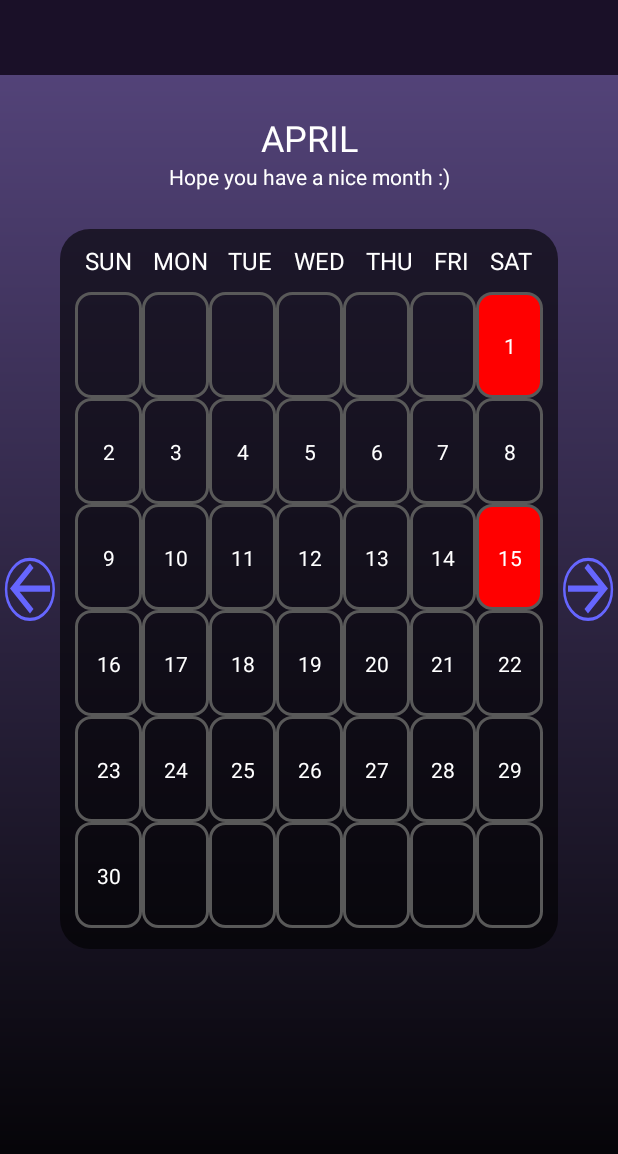
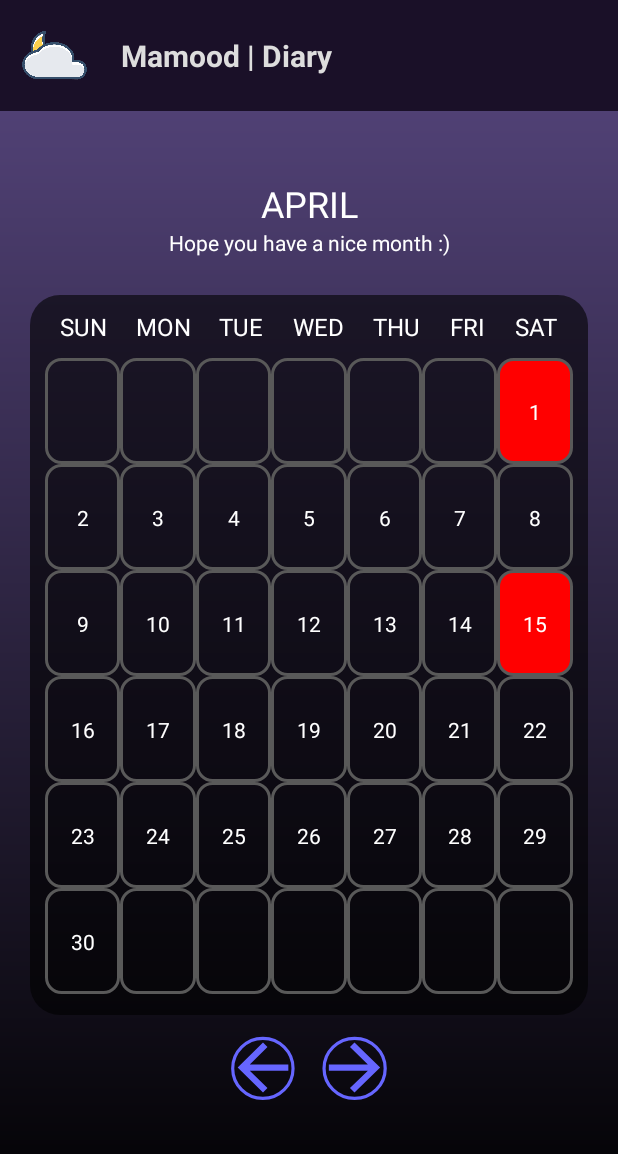
Before and after one commit to Dewvie-Github/Mamood-Diary, an Android app: the MainActivity screen opened directly, with no data from a screen before it, on a phone screen of 412 x 824 dp. Shown: the top 1154 px of the screen. Run offline under Robolectric (Android 15) with nearby library versions, the phone set to English and light mode, and no system bars.

Commit message:
Edit button in activity_main.xml

```diff
--- a/app/src/main/res/layout/activity_main.xml
+++ b/app/src/main/res/layout/activity_main.xml
@@ -10,9 +10,32 @@
 
     <androidx.constraintlayout.widget.ConstraintLayout
         android:layout_width="match_parent"
-        android:layout_height="50sp"
+        android:layout_height="74dp"
         android:background="#1a1028">
 
+        <ImageView
+            android:id="@+id/imageView"
+            android:layout_width="90dp"
+            android:layout_height="49dp"
+            android:layout_marginTop="12dp"
+            app:layout_constraintEnd_toStartOf="@+id/textView"
+            app:layout_constraintStart_toStartOf="parent"
+            app:layout_constraintTop_toTopOf="parent"
+            app:srcCompat="@drawable/logo" />
+
+        <TextView
+            android:id="@+id/textView"
+            android:layout_width="wrap_content"
+            android:layout_height="wrap_content"
+            android:layout_marginEnd="199dp"
+            android:text="Mamood | Diary"
+            android:textColor="#DDDDDD"
+            android:textSize="20sp"
+            android:textStyle="bold"
+            app:layout_constraintBottom_toBottomOf="parent"
+            app:layout_constraintEnd_toEndOf="parent"
+            app:layout_constraintStart_toEndOf="@+id/imageView"
+            app:layout_constraintTop_toTopOf="parent" />
     </androidx.constraintlayout.widget.ConstraintLayout>
 
 
@@ -27,6 +50,7 @@
             android:id="@+id/monthTextView"
             android:layout_width="match_parent"
             android:layout_height="wrap_content"
+            android:layout_marginTop="20dp"
             android:text="MONTH"
             android:textAlignment="center"
             android:textColor="#FFFFFF"
@@ -46,18 +70,11 @@
         android:orientation="horizontal"
         >
 
-        <ImageView
-            android:id="@+id/previousMonthButton"
-            android:layout_width="50dp"
-            android:layout_height="50dp"
-            android:layout_gravity="center_vertical"
-            android:layout_weight="1"
-            android:scaleType="fitXY"
-            app:srcCompat="@drawable/left_arrow_circle" />
-
         <LinearLayout
             android:layout_width="match_parent"
             android:layout_height="match_parent"
+            android:layout_marginLeft="20dp"
+            android:layout_marginRight="20dp"
             android:layout_weight="8"
             android:background="@drawable/calendar_view"
             android:orientation="vertical"
@@ -145,15 +162,34 @@
 
         </LinearLayout>
 
+    </LinearLayout>
+
+    <LinearLayout
+        android:layout_width="match_parent"
+        android:layout_height="50dp"
+        android:layout_marginStart="150dp"
+        android:layout_marginTop="10dp"
+        android:layout_marginEnd="150dp"
+        android:orientation="horizontal">
+
+        <ImageView
+            android:id="@+id/previousMonthButton"
+            android:layout_width="5dp"
+            android:layout_height="50dp"
+            android:layout_gravity="center_vertical"
+            android:layout_marginRight="10dp"
+            android:layout_weight="1"
+            android:scaleType="fitXY"
+            app:srcCompat="@drawable/left_arrow_circle" />
+
         <ImageView
             android:id="@+id/nextMonthButton"
-            android:layout_width="50dp"
+            android:layout_width="5dp"
             android:layout_height="50dp"
             android:layout_gravity="center_vertical"
             android:layout_weight="1"
             android:scaleType="fitXY"
             app:srcCompat="@drawable/right_arrow_circle" />
-
     </LinearLayout>
 
 
```
